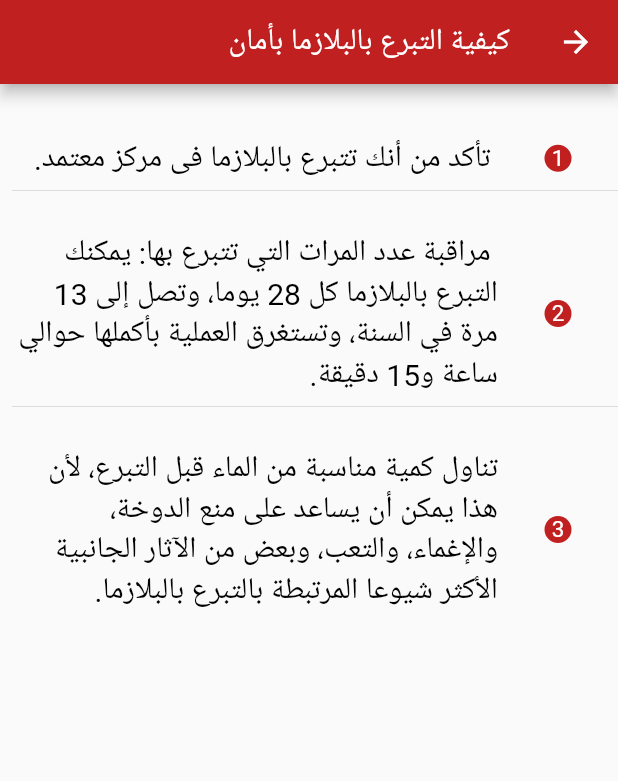
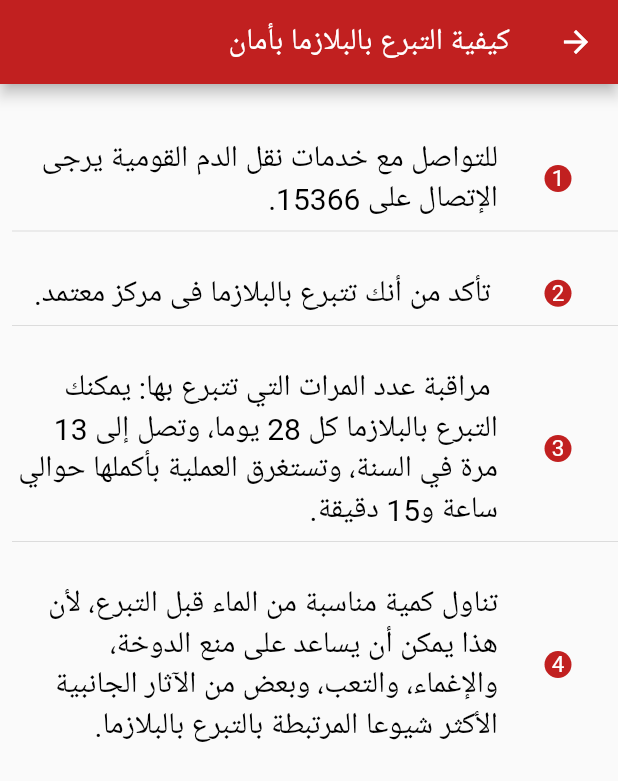
Before and after one commit to ahmed-bassiouny/plasma, a Flutter app: the InfoScreen screen opened directly, on a phone screen of 412 x 824 dp. Shown: the top 781 px of the screen. Run offline on Flutter 3.47's test engine with Material 2 defaults, Android fonts, the phone set to English and light mode, and no system bars; our stand-ins replace dio, fluttertoast, shared_preferences; accounts and stored records are empty.

```diff
--- a/lib/info.dart
+++ b/lib/info.dart
@@ -34,7 +34,7 @@ class InfoScreen extends StatelessWidget {
                   ),
                   Flexible(
                     child: Text(
-                      " تأكد من أنك تتبرع بالبلازما فى مركز معتمد.",
+                      "للتواصل مع خدمات نقل الدم القومية يرجى الإتصال على 15366.",
                       style: TextStyle(color: Colors.black, fontSize: 20),
                     ),
                   )
@@ -60,7 +60,7 @@ class InfoScreen extends StatelessWidget {
                   ),
                   Flexible(
                     child: Text(
-                      " مراقبة عدد المرات التي تتبرع بها: يمكنك التبرع بالبلازما كل 28 يوما، وتصل إلى 13 مرة في السنة، وتستغرق العملية بأكملها حوالي ساعة و15 دقيقة.",
+                      " تأكد من أنك تتبرع بالبلازما فى مركز معتمد.",
                       style: TextStyle(color: Colors.black, fontSize: 20),
                     ),
                   )
@@ -86,6 +86,32 @@ class InfoScreen extends StatelessWidget {
                   ),
                   Flexible(
                     child: Text(
+                      " مراقبة عدد المرات التي تتبرع بها: يمكنك التبرع بالبلازما كل 28 يوما، وتصل إلى 13 مرة في السنة، وتستغرق العملية بأكملها حوالي ساعة و15 دقيقة.",
+                      style: TextStyle(color: Colors.black, fontSize: 20),
+                    ),
+                  )
+                ],
+              ),
+              Divider(),
+              SizedBox(height: 20,),
+              Row(
+                children: <Widget>[
+                  Container(
+                    width: 80,
+                    decoration: new BoxDecoration(
+                      shape: BoxShape.circle,
+                      // You can use like this way or like the below line
+                      //borderRadius: new BorderRadius.circular(30.0),
+                      color: color,
+                    ),
+                    child: Text(
+                      "4",
+                      textAlign: TextAlign.center,
+                      style: TextStyle(color: Colors.white),
+                    ),
+                  ),
+                  Flexible(
+                    child: Text(
                       "تناول كمية مناسبة من الماء قبل التبرع، لأن هذا يمكن أن يساعد على منع الدوخة، والإغماء، والتعب، وبعض من الآثار الجانبية الأكثر شيوعا المرتبطة بالتبرع بالبلازما.",
                       style: TextStyle(color: Colors.black, fontSize: 20),
                     ),
```
Also changed, not shown: lib/people.dart (+25 -21 lines).
